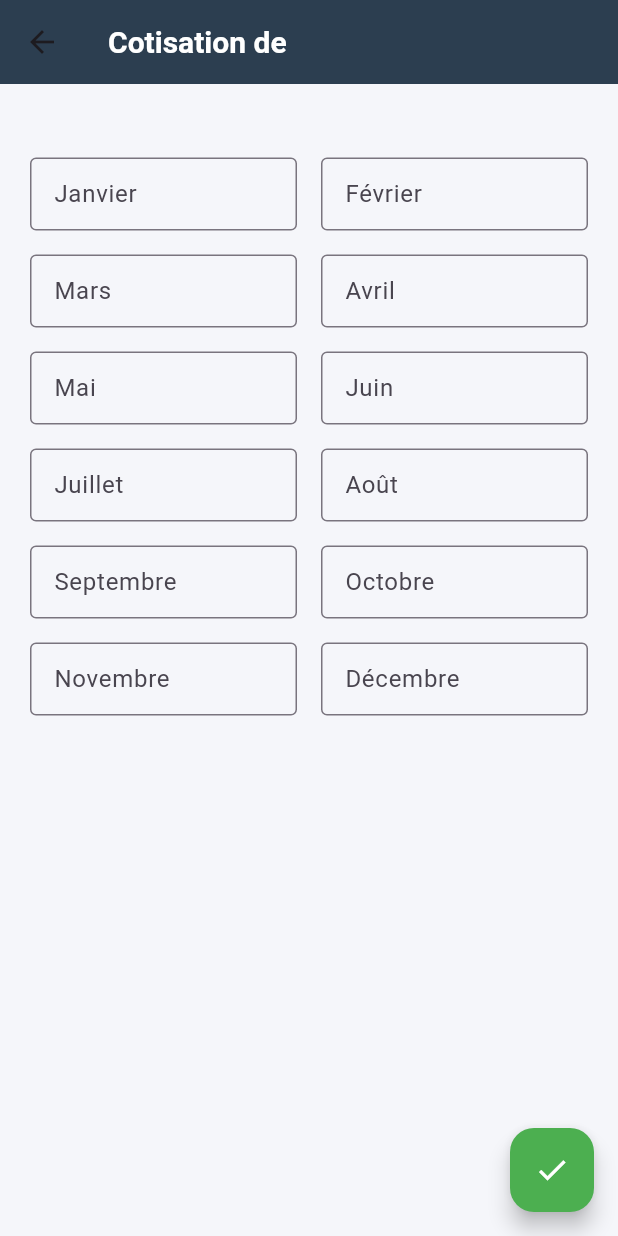
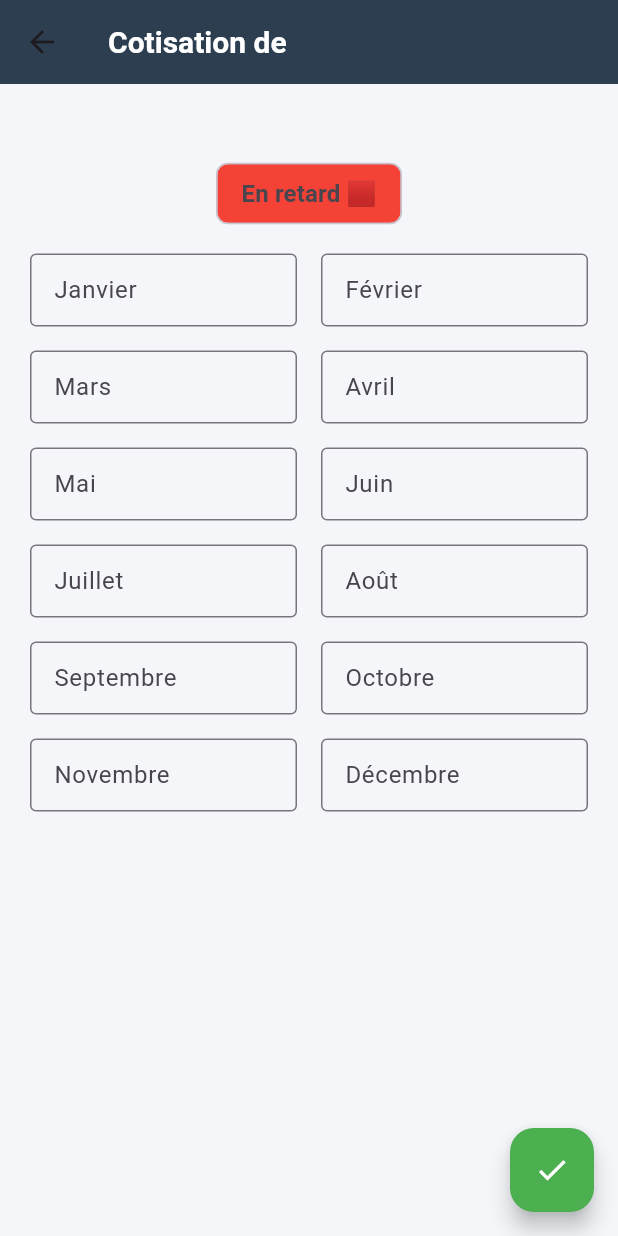
Before and after one commit to tounaf/sampana-lehilahy, a Flutter app: the CotisationFormScreen screen opened directly with empty values, after a tap on the "check" icon, on a phone screen of 412 x 824 dp. Run offline on Flutter 3.47's test engine with Material 3 defaults, Android fonts, the phone set to English and light mode, and no system bars; our stand-ins replace dropdown_search, image_picker, sqflite, sqflite_common_ffi; accounts and stored records are empty; Roboto replaces fonts that are missing (Poppins).

Commit message:
cotisation badge

```diff
--- a/lib/lib/repositories/cotisation_repository.dart
+++ b/lib/lib/repositories/cotisation_repository.dart
@@ -41,4 +41,13 @@ class CotisationRepository {
     }
     return null;
   }
+
+  Future<int> getTotalCotisationByMembre(int membreId) async {
+    final db = await _databaseService.database;
+    final result = await db.rawQuery(
+        'SELECT SUM(montant) as total FROM cotisations WHERE membreId = ?',
+        [membreId]);
+
+    return result.first['total'] as int? ?? 0;
+  }
 }
--- a/lib/lib/screens/cotisation_form_screen.dart
+++ b/lib/lib/screens/cotisation_form_screen.dart
@@ -6,6 +6,7 @@ import '../services/database_service.dart';
 
 class CotisationFormScreen extends StatefulWidget {
   final Membre membre;
+
   CotisationFormScreen({required this.membre});
 
   @override
@@ -16,6 +17,23 @@ class _CotisationFormScreenState extends State<CotisationFormScreen> {
   late CotisationRepository _cotisationRepository;
   Map<String, TextEditingController> _controllers = {};
   Map<String, bool> _paidMonths = {};
+  int _totalPaid = 0;
+  String _badge = "En retard 🟥";
+
+  final List<String> _months = [
+    'Janvier',
+    'Février',
+    'Mars',
+    'Avril',
+    'Mai',
+    'Juin',
+    'Juillet',
+    'Août',
+    'Septembre',
+    'Octobre',
+    'Novembre',
+    'Décembre'
+  ];
 
   @override
   void initState() {
@@ -33,35 +51,34 @@ class _CotisationFormScreenState extends State<CotisationFormScreen> {
   Future<void> _loadCotisations() async {
     List<Cotisation> cotisations =
         await _cotisationRepository.getCotisationsByMembre(widget.membre.id!);
+
+    _totalPaid = await _cotisationRepository
+        .getTotalCotisationByMembre(widget.membre.id!);
+    _badge = getBadge(_totalPaid);
+
     for (var cotisation in cotisations) {
       _controllers[cotisation.mois]?.text = cotisation.montant.toString();
       _paidMonths[cotisation.mois] = true;
     }
-    setState(
-        () {}); // Mettre à jour l'affichage après chargement des cotisations
+
+    setState(() {});
   }
 
-  final List<String> _months = [
-    'Janvier',
-    'Février',
-    'Mars',
-    'Avril',
-    'Mai',
-    'Juin',
-    'Juillet',
-    'Août',
-    'Septembre',
-    'Octobre',
-    'Novembre',
-    'Décembre'
-  ];
+  String getBadge(int totalPaid) {
+    if (totalPaid < 6000) {
+      return "En retard 🟥";
+    } else if (totalPaid < 12000) {
+      return "À jour 🟨";
+    } else {
+      return "Excellent 🟩";
+    }
+  }
 
   void _saveCotisation() async {
     List<Cotisation> cotisations = [];
     for (var month in _months) {
       int amount = int.tryParse(_controllers[month]!.text) ?? 0;
       if (amount > 0) {
-        // Vérifier si la cotisation existe déjà pour ce membre et ce mois
         var existingCotisation = await _cotisationRepository
             .getCotisationByMembreAndMonth(widget.membre.id!, month);
         if (existingCotisation == null) {
@@ -75,10 +92,9 @@ class _CotisationFormScreenState extends State<CotisationFormScreen> {
       }
     }
 
-    // Ajouter les cotisations uniquement si elles n'existent pas déjà
     if (cotisations.isNotEmpty) {
       await _cotisationRepository.addCotisations(cotisations);
-      setState(() {}); // Mettre à jour l'affichage
+      _loadCotisations(); // Recharger les données pour mettre à jour le badge
     }
   }
 
@@ -92,6 +108,24 @@ class _CotisationFormScreenState extends State<CotisationFormScreen> {
           children: [
             Text('${widget.membre.nom} ${widget.membre.prenoms}',
                 style: TextStyle(fontSize: 20, fontWeight: FontWeight.bold)),
+
+            // Badge de statut
+            Padding(
+              padding: const EdgeInsets.all(8.0),
+              child: Chip(
+                label: Text(
+                  _badge,
+                  style: TextStyle(fontSize: 16, fontWeight: FontWeight.bold),
+                ),
+                backgroundColor: _badge == "En retard 🟥"
+                    ? Colors.red
+                    : _badge == "À jour 🟨"
+                        ? Colors.orange
+                        : Colors.green,
+                padding: EdgeInsets.all(8.0),
+              ),
+            ),
+
             Expanded(
               child: GridView.builder(
                 itemCount: _months.length,
```
